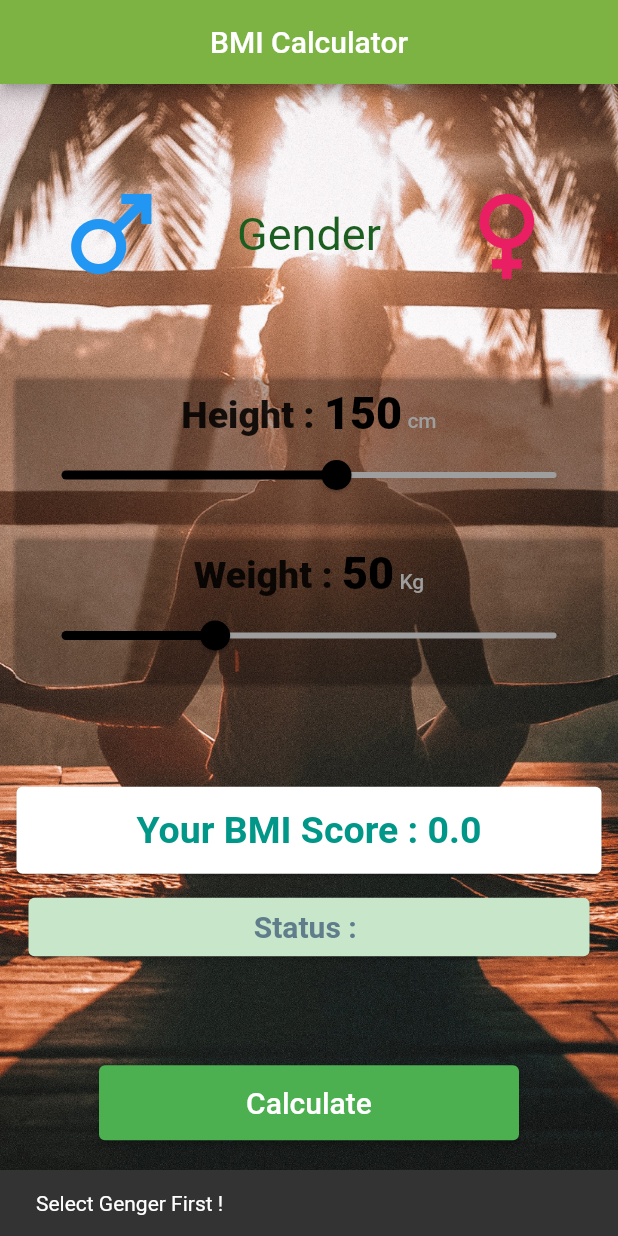
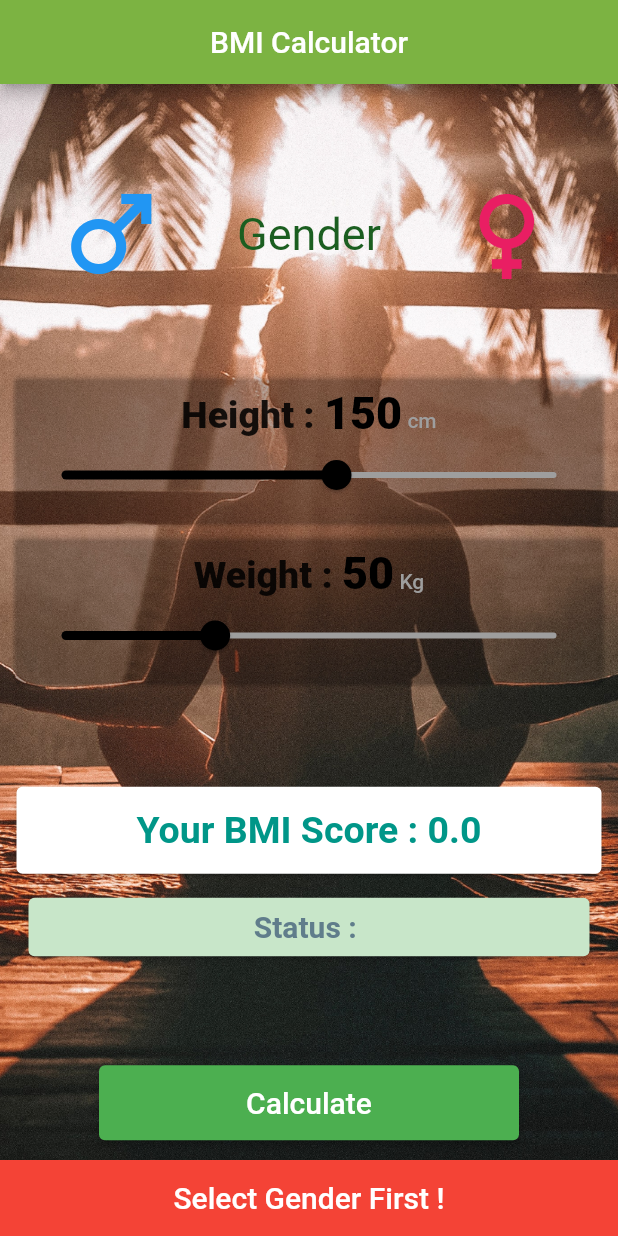
Before and after one commit to Team-CSI-Probation/Anvay-BMI_Calculator_App, a Flutter app: the screen it shows after launch, after a tap on "Calculate", on a phone screen of 412 x 824 dp. Run offline on Flutter 3.47's test engine with Material 2 defaults, Android fonts, the phone set to English and light mode, and no system bars; Roboto replaces fonts that are missing (Mochiy, Times New Roman).

Commit message:
final changes

```diff
--- a/lib/main.dart
+++ b/lib/main.dart
@@ -1,5 +1,5 @@
 import 'package:flutter/material.dart';
-import 'package:flutter/painting.dart';
+// import 'package:flutter/painting.dart';
 
 void main() {
   runApp(const MyApp());
@@ -19,6 +19,8 @@ class _MyAppState extends State<MyApp> {
   double BMIScore = 0.0;
   String Status = '';
   var GenderColor = Colors.black;
+  var StatusColor = Colors.black;
+
   double CalBMI(int ht, int wt) {
     return (wt / (ht / 100 * ht / 100));
     // (wt / ((ht / 100) * (ht / 100)))
@@ -27,12 +29,16 @@ class _MyAppState extends State<MyApp> {
   void BMIScale(double bmiscore) {
     if (bmiscore < 18.5) {
       Status = 'Underweight';
+      StatusColor = Colors.black54;
     } else if (bmiscore >= 18.5 && bmiscore < 25.0) {
       Status = 'Normal';
+      StatusColor = Colors.green;
     } else if (bmiscore >= 25.0 && bmiscore < 30.0) {
       Status = 'Overweight';
+      StatusColor = Colors.orange;
     } else {
       Status = 'Obese';
+      StatusColor = Colors.red;
     }
   }
 
@@ -70,7 +76,7 @@ class _MyAppState extends State<MyApp> {
                       children: [
                         TextButton(
                           onPressed: () {
-                            print('Male Selected');
+                            // print('Male Selected');
                             setState(() {
                               valid = true;
                               GenderColor = Colors.lightBlueAccent;
@@ -263,7 +269,7 @@ class _MyAppState extends State<MyApp> {
                                             Text(
                                               '$Status',
                                               style: TextStyle(
-                                                color: GenderColor,
+                                                color: StatusColor,
                                                 fontFamily: 'Times New Roman',
                                                 fontSize: 20.0,
                                                 fontWeight: FontWeight.bold,
@@ -289,7 +295,18 @@ class _MyAppState extends State<MyApp> {
                                 });
                               } else {
                                 SnackBar validity = SnackBar(
-                                    content: Text('Select Genger First !'));
+                                    backgroundColor: Colors.red,
+                                    content: Container(
+                                        decoration: BoxDecoration(),
+                                        child: Text(
+                                          'Select Gender First !',
+                                          textAlign: TextAlign.center,
+                                          style: TextStyle(
+                                            color: Colors.white,
+                                            fontWeight: FontWeight.w500,
+                                            fontSize: 20,
+                                          ),
+                                        )));
                                 ScaffoldMessenger.of(context)
                                     .showSnackBar(validity);
                               }
```
